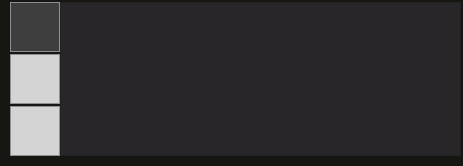
The window that Views/uiSpectrumSelector.ui (samuelvp360/SVP360CalculationController) describes before a commit, drawn with Qt 5.
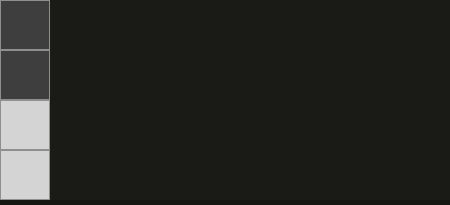
The same window after the commit.

Patch:
```diff
--- a/Views/uiSpectrumSelector.ui
+++ b/Views/uiSpectrumSelector.ui
@@ -7,8 +7,8 @@
    <rect>
     <x>0</x>
     <y>0</y>
-    <width>463</width>
-    <height>166</height>
+    <width>450</width>
+    <height>205</height>
    </rect>
   </property>
   <property name="windowTitle">
@@ -18,7 +18,7 @@
    <string notr="true">/*QWidget */
 QWidget {
 	background-color: #161613;
-	font-family: &quot;Cascadia Code PL&quot;;
+	font-family: &quot;Cascadia Code&quot;;
 	font-size: 13px;
 }
 
@@ -86,30 +86,44 @@
     color: #000000;
 }
 
- /*QListView */
-QListView, QTableView {
-	color: #66D9EF;
-	background-color: rgba(45, 42, 46, 200);
+  /*QListView */
+QListView, QTableView, QTableWidget {
+	color: #FD971F;
+	background-color: rgba(39, 40, 34, 50);
 	alternate-background-color: #2d3336;
+	font-size: 9px;
 	show-decoration-selected: 1; /* make the selection span the entire width of the view */
 }
-QListView::item:alternate, QTableView::item:alternate {
-	background-color: rgba(255, 255, 255, 30);
-}
-
-QListView::item:selected, QTableView::item:selected {
+QListView::item:selected, QTableView::item:selected, QTableWidget::item:selected {
 	background: rgba(255, 255, 255, 50);
+	font-weight: bold;
 }
-QListView::item:selected:!active, QTableView::item:selected:!active {
+QListView::item:selected:!active, QTableView::item:selected:!active, QTableWidget::item:selected:!active {
 	color: #fd971f;
+	background-color: #d5d4d5;
 }
-QListView::item:selected:active, QTableView::item:selected:active {
+QListView::item:selected:active, QTableView::item:selected:active, QTableWidget::item:selected:active {
 	color: #f92672;
+	background-color: #000000;
+	border: 1px solid #ffffff;
 }
 QListView::item:hover, QTableView::item:hover {
       background: rgba(255, 255, 255, 30);
 }
 
+/*QHeaderView*/
+QHeaderView::section {
+	background-color: #272822;
+	alternate-background-color: #2d3336;
+	color: #A6E22E;
+	border: 1px solid #000000;
+}
+QHeaderView::section:checked {
+	color: #F92672;
+	border: 1px solid #ffffff;
+	font-weight: bold;
+}
+
 /*QScrollBar*/
 QScrollBar {
 	background: rgba(0, 0, 0, 0);
@@ -175,42 +189,17 @@
   <widget class="QWidget" name="layoutWidget">
    <property name="geometry">
     <rect>
-     <x>10</x>
+     <x>0</x>
      <y>0</y>
      <width>451</width>
-     <height>161</height>
+     <height>202</height>
     </rect>
    </property>
    <layout class="QGridLayout" name="gridLayout">
     <property name="spacing">
      <number>0</number>
     </property>
-    <item row="1" column="0">
-     <widget class="QPushButton" name="uiShowButton">
-      <property name="enabled">
-       <bool>false</bool>
-      </property>
-      <property name="minimumSize">
-       <size>
-        <width>50</width>
-        <height>50</height>
-       </size>
-      </property>
-      <property name="maximumSize">
-       <size>
-        <width>50</width>
-        <height>50</height>
-       </size>
-      </property>
-      <property name="toolTip">
-       <string>Show</string>
-      </property>
-      <property name="text">
-       <string/>
-      </property>
-     </widget>
-    </item>
-    <item row="2" column="0">
+    <item row="3" column="0">
      <widget class="QPushButton" name="uiRemoveButton">
       <property name="enabled">
        <bool>false</bool>
@@ -257,9 +246,56 @@
       </property>
      </widget>
     </item>
-    <item row="0" column="1" rowspan="3">
+    <item row="0" column="1" rowspan="4">
      <widget class="QTableView" name="uiAvailableSpectraTableView"/>
     </item>
+    <item row="2" column="0">
+     <widget class="QPushButton" name="uiShowButton">
+      <property name="enabled">
+       <bool>false</bool>
+      </property>
+      <property name="minimumSize">
+       <size>
+        <width>50</width>
+        <height>50</height>
+       </size>
+      </property>
+      <property name="maximumSize">
+       <size>
+        <width>50</width>
+        <height>50</height>
+       </size>
+      </property>
+      <property name="toolTip">
+       <string>Show</string>
+      </property>
+      <property name="text">
+       <string/>
+      </property>
+     </widget>
+    </item>
+    <item row="1" column="0">
+     <widget class="QPushButton" name="uiLoadNMRButton">
+      <property name="minimumSize">
+       <size>
+        <width>50</width>
+        <height>50</height>
+       </size>
+      </property>
+      <property name="maximumSize">
+       <size>
+        <width>50</width>
+        <height>50</height>
+       </size>
+      </property>
+      <property name="toolTip">
+       <string>Load</string>
+      </property>
+      <property name="text">
+       <string/>
+      </property>
+     </widget>
+    </item>
    </layout>
   </widget>
  </widget>
```
Left out of the diff: 4 changed lines with no effect on the pictures.
